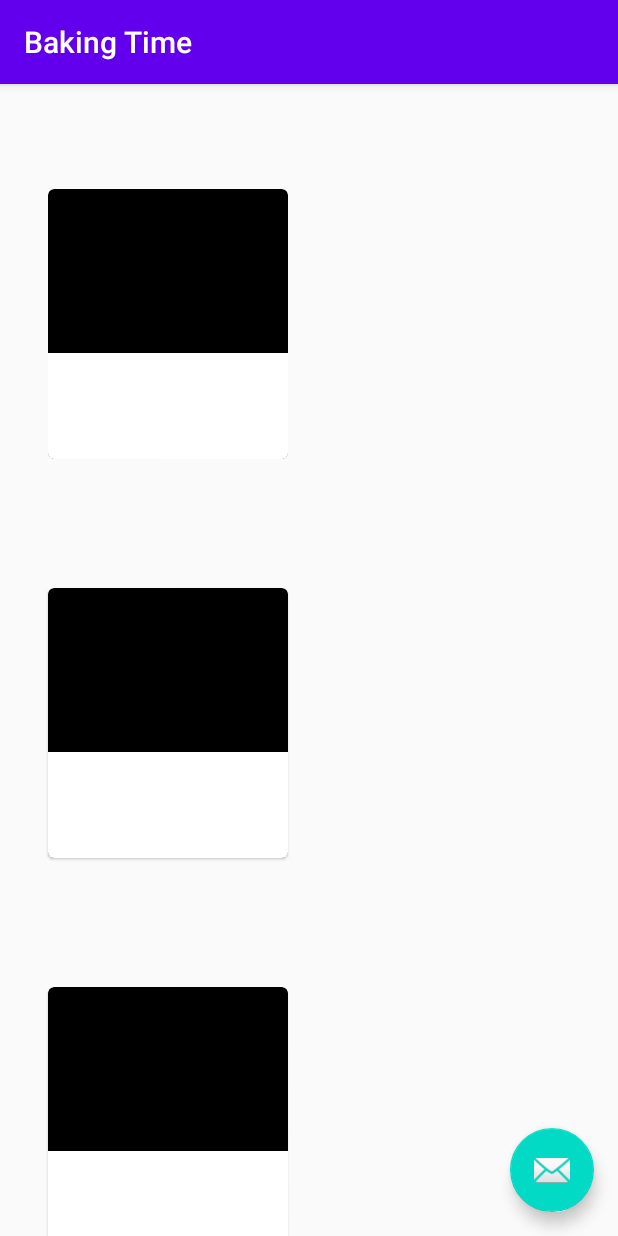
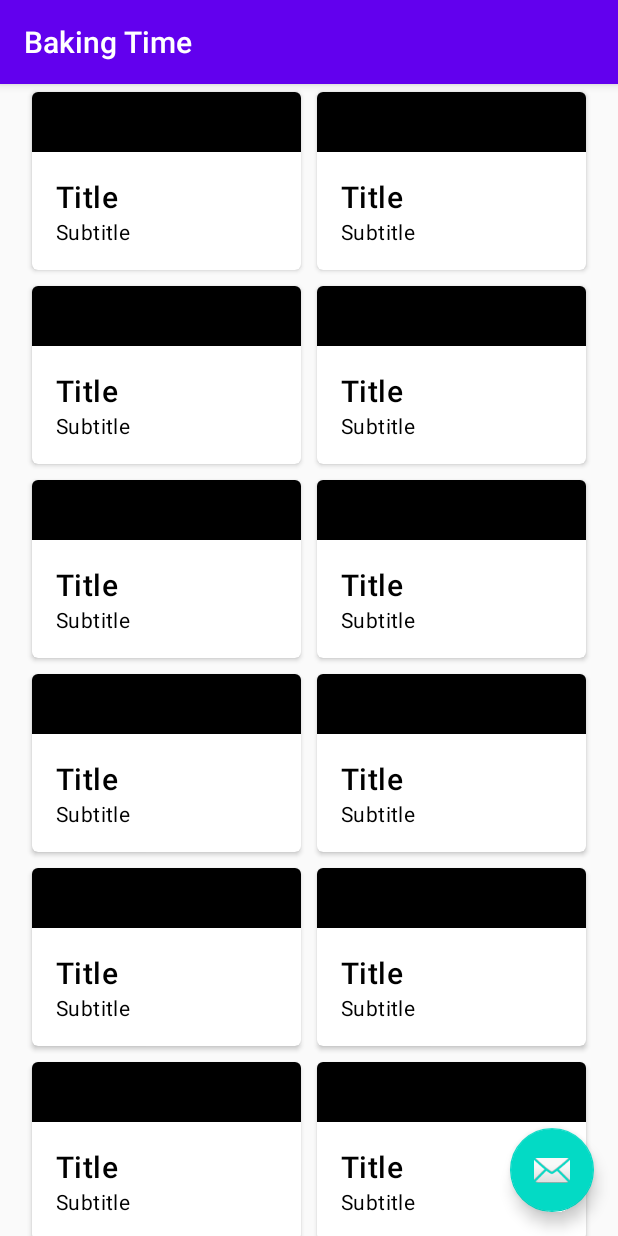
Before and after one commit to pachecoberlin/Baking-Time, an Android app: the screen it shows after launch (RecipeListActivity), on a phone screen of 412 x 824 dp. Run offline under Robolectric (Android 15) with nearby library versions, the phone set to English and light mode, and no system bars; our stand-ins replace Volley.

Commit message:
MODIFIED initial Layout ready

```diff
--- a/app/build.gradle
+++ b/app/build.gradle
@@ -25,6 +25,7 @@ android {
 dependencies {
     implementation fileTree(dir: "libs", include: ["*.jar"])
     implementation 'com.google.android.material:material:1.2.0'
+    implementation 'com.android.volley:volley:1.1.1'
     implementation 'androidx.appcompat:appcompat:1.2.0'
     implementation 'androidx.legacy:legacy-support-v4:1.0.0'
     implementation 'androidx.recyclerview:recyclerview:1.1.0'
--- a/app/src/main/java/de/pacheco/bakingapp/ItemListActivity.java
+++ b/app/src/main/java/de/pacheco/bakingapp/ItemListActivity.java
@@ -1,23 +1,25 @@
 package de.pacheco.bakingapp;
+
+import de.pacheco.bakingapp.dummy.DummyContent;
 
 import android.content.Context;
 import android.content.Intent;
 import android.os.Bundle;
-
-import androidx.annotation.NonNull;
-import androidx.appcompat.app.AppCompatActivity;
-import androidx.recyclerview.widget.RecyclerView;
-import androidx.appcompat.widget.Toolbar;
-
-import com.google.android.material.floatingactionbutton.FloatingActionButton;
-import com.google.android.material.snackbar.Snackbar;
-
 import android.view.LayoutInflater;
+import android.view.MenuItem;
 import android.view.View;
 import android.view.ViewGroup;
 import android.widget.TextView;
 
-import de.pacheco.bakingapp.dummy.DummyContent;
+import androidx.annotation.NonNull;
+import androidx.appcompat.app.ActionBar;
+import androidx.appcompat.app.AppCompatActivity;
+import androidx.appcompat.widget.Toolbar;
+import androidx.core.app.NavUtils;
+import androidx.recyclerview.widget.RecyclerView;
+
+import com.google.android.material.floatingactionbutton.FloatingActionButton;
+import com.google.android.material.snackbar.Snackbar;
 
 import java.util.List;
 
@@ -46,6 +48,11 @@ public class ItemListActivity extends AppCompatActivity {
         setSupportActionBar(toolbar);
         toolbar.setTitle(getTitle());
 
+        ActionBar actionBar = getSupportActionBar();
+        if (actionBar != null) {
+            actionBar.setDisplayHomeAsUpEnabled(true);
+        }
+
         FloatingActionButton fab = (FloatingActionButton) findViewById(R.id.fab);
         fab.setOnClickListener(new View.OnClickListener() {
             @Override
@@ -66,6 +73,16 @@ public class ItemListActivity extends AppCompatActivity {
         View recyclerView = findViewById(R.id.item_list);
         assert recyclerView != null;
         setupRecyclerView((RecyclerView) recyclerView);
+    }
+
+    @Override
+    public boolean onOptionsItemSelected(MenuItem item) {
+        int id = item.getItemId();
+        if (id == android.R.id.home) {
+            NavUtils.navigateUpTo(this, new Intent(this, RecipeListActivity.class));
+            return true;
+        }
+        return super.onOptionsItemSelected(item);
     }
 
     private void setupRecyclerView(@NonNull RecyclerView recyclerView) {
--- a/app/src/main/java/de/pacheco/bakingapp/RecipeListActivity.java
+++ b/app/src/main/java/de/pacheco/bakingapp/RecipeListActivity.java
@@ -1,6 +1,7 @@
 package de.pacheco.bakingapp;
 
 import de.pacheco.bakingapp.dummy.DummyContent;
+import de.pacheco.bakingapp.utils.Utils;
 
 import android.content.Context;
 import android.content.Intent;
@@ -13,8 +14,10 @@ import android.widget.TextView;
 import androidx.annotation.NonNull;
 import androidx.appcompat.app.AppCompatActivity;
 import androidx.appcompat.widget.Toolbar;
+import androidx.recyclerview.widget.GridLayoutManager;
 import androidx.recyclerview.widget.RecyclerView;
 
+import com.android.volley.toolbox.NetworkImageView;
 import com.google.android.material.card.MaterialCardView;
 import com.google.android.material.floatingactionbutton.FloatingActionButton;
 
@@ -45,6 +48,8 @@ public class RecipeListActivity extends AppCompatActivity {
     }
 
     private void setupRecyclerView(@NonNull RecyclerView recyclerView) {
+        recyclerView.setLayoutManager(new GridLayoutManager(this, Utils.calculateNoOfColumns(this),
+                GridLayoutManager.VERTICAL, false));
         recyclerView.setAdapter(
                 new RecipeRecyclerViewAdapter(DummyContent.ITEMS));
     }
@@ -80,7 +85,6 @@ public class RecipeListActivity extends AppCompatActivity {
         @Override
         public void onBindViewHolder(final RecipeRecyclerViewAdapter.ViewHolder holder, int position) {
 // TODO set informations into card
-
             holder.itemView.setTag(mValues.get(position));
             holder.itemView.setOnClickListener(mOnClickListener);
         }
@@ -92,10 +96,16 @@ public class RecipeListActivity extends AppCompatActivity {
 
         static class ViewHolder extends RecyclerView.ViewHolder {
             final MaterialCardView mIdView;
+            final NetworkImageView recipeImage;
+            final TextView recipeTitle;
+            final TextView recipeSubtitle;
 
             ViewHolder(View view) {
                 super(view);
-                mIdView = (MaterialCardView) view.findViewById(R.id.recipe_list_item_card);
+                mIdView = view.findViewById(R.id.recipe_list_item_card);
+                recipeImage = view.findViewById(R.id.recipe_image);
+                recipeTitle = view.findViewById(R.id.recipe_title);
+                recipeSubtitle = view.findViewById(R.id.recipe_subtitle);
             }
         }
     }
--- /dev/null
+++ b/app/src/main/java/de/pacheco/bakingapp/utils/Utils.java
@@ -0,0 +1,17 @@
+package de.pacheco.bakingapp.utils;
+
+import android.content.Context;
+import android.util.DisplayMetrics;
+
+public class Utils {
+
+    public static int calculateNoOfColumns(Context context) {
+        DisplayMetrics displayMetrics = context.getResources().getDisplayMetrics();
+        float dpWidth = displayMetrics.widthPixels / displayMetrics.density;
+        int scalingFactor = 200;
+        int noOfColumns = (int) (dpWidth / scalingFactor);
+        if (noOfColumns < 2)
+            noOfColumns = 2;
+        return noOfColumns;
+    }
+}
--- a/app/src/main/res/layout/recipe_list.xml
+++ b/app/src/main/res/layout/recipe_list.xml
@@ -1,6 +1,5 @@
 <?xml version="1.0" encoding="utf-8"?>
 <androidx.recyclerview.widget.RecyclerView xmlns:android="http://schemas.android.com/apk/res/android"
-    xmlns:app="http://schemas.android.com/apk/res-auto"
     xmlns:tools="http://schemas.android.com/tools"
     android:id="@+id/recipe_list"
     android:name="de.pacheco.bakingapp.RecipeListFragment"
@@ -8,6 +7,5 @@
     android:layout_height="match_parent"
     android:layout_marginLeft="16dp"
     android:layout_marginRight="16dp"
-    app:layoutManager="LinearLayoutManager"
     tools:context=".RecipeListActivity"
     tools:listitem="@layout/recipe_list_item" />
--- a/app/src/main/res/layout/recipe_list_item.xml
+++ b/app/src/main/res/layout/recipe_list_item.xml
@@ -1,39 +1,47 @@
 <?xml version="1.0" encoding="utf-8"?>
-<LinearLayout xmlns:android="http://schemas.android.com/apk/res/android"
+<com.google.android.material.card.MaterialCardView xmlns:android="http://schemas.android.com/apk/res/android"
     xmlns:app="http://schemas.android.com/apk/res-auto"
-    android:layout_width="wrap_content"
+    android:id="@+id/recipe_list_item_card"
+    android:layout_width="match_parent"
     android:layout_height="wrap_content"
-    android:orientation="horizontal">
+    android:layout_margin="5dp"
+    app:cardBackgroundColor="@android:color/white"
+    app:cardElevation="2dp"
+    app:cardPreventCornerOverlap="true">
 
-    <com.google.android.material.card.MaterialCardView
-        app:cardBackgroundColor="?attr/colorPrimaryDark"
-        app:cardCornerRadius="4dp"
-        android:layout_width="160dp"
-        android:layout_height="180dp"
-        android:layout_marginLeft="16dp"
-        android:layout_marginTop="70dp"
-        android:layout_marginRight="16dp"
-        android:layout_marginBottom="16dp">
+    <LinearLayout
+        android:layout_width="match_parent"
+        android:layout_height="wrap_content"
+        android:orientation="vertical">
+
+        <com.android.volley.toolbox.NetworkImageView
+            android:id="@+id/recipe_image"
+            android:layout_width="match_parent"
+            android:layout_height="40dp"
+            android:background="?attr/colorPrimaryDark"
+            android:scaleType="centerCrop" />
 
         <LinearLayout
             android:layout_width="match_parent"
             android:layout_height="wrap_content"
-            android:layout_gravity="bottom"
-            android:background="#FFFFFF"
             android:orientation="vertical"
-            android:padding="8dp">
+            android:padding="16dp">
 
             <TextView
+                android:id="@+id/recipe_title"
+                android:layout_width="match_parent"
+                android:layout_height="match_parent"
+                android:text="@string/title"
+                android:textAppearance="?attr/textAppearanceHeadline6"
+                android:textColor="@android:color/black" />
+
+            <TextView
+                android:id="@+id/recipe_subtitle"
                 android:layout_width="match_parent"
                 android:layout_height="wrap_content"
-                android:padding="2dp"
-                android:textAppearance="?attr/textAppearanceHeadline6" />
-
-            <TextView
-                android:layout_width="match_parent"
-                android:layout_height="wrap_content"
-                android:padding="2dp"
-                android:textAppearance="?attr/textAppearanceBody2" />
+                android:text="@string/subtitle"
+                android:textAppearance="?attr/textAppearanceBody2"
+                android:textColor="@android:color/black" />
         </LinearLayout>
-    </com.google.android.material.card.MaterialCardView>
-</LinearLayout>
+    </LinearLayout>
+</com.google.android.material.card.MaterialCardView>
--- a/app/src/main/res/layout/testrecipe_list_item.xml
+++ /dev/null
@@ -1,14 +0,0 @@
-<?xml version="1.0" encoding="utf-8"?>
-<LinearLayout xmlns:android="http://schemas.android.com/apk/res/android"
-    android:layout_width="wrap_content"
-    android:layout_height="wrap_content"
-    android:orientation="horizontal">
-
-    <com.google.android.material.card.MaterialCardView
-        android:id="@+id/recipe_list_item_card"
-        android:layout_width="wrap_content"
-        android:layout_height="wrap_content"
-        android:layout_margin="@dimen/text_margin"
-        android:textAppearance="?attr/textAppearanceListItem" />
-
-</LinearLayout>
--- a/app/src/main/res/values/strings.xml
+++ b/app/src/main/res/values/strings.xml
@@ -10,4 +10,6 @@
 
     <string name="hello_first_fragment">Hello first fragment</string>
     <string name="hello_second_fragment">Hello second fragment. Arg: %1$s</string>
+    <string name="title">Title</string>
+    <string name="subtitle">Subtitle</string>
 </resources>
```
Also changed, not shown: app/src/main/java/de/pacheco/bakingapp/ItemDetailActivity.java (+7 -20 lines).
